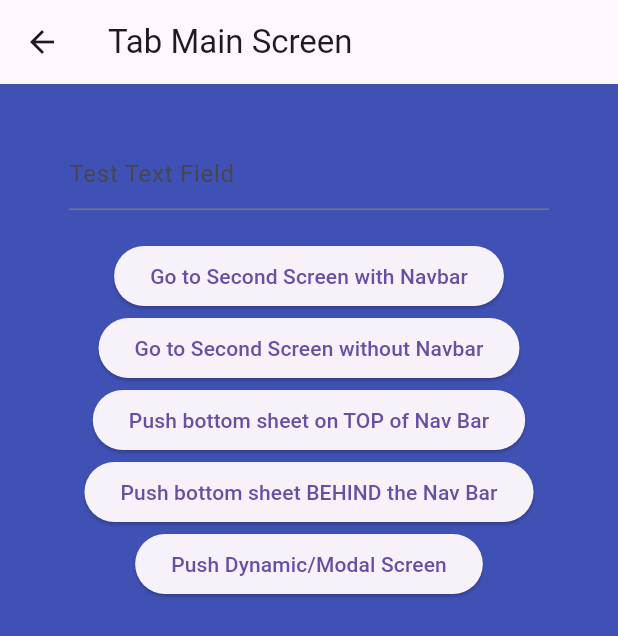
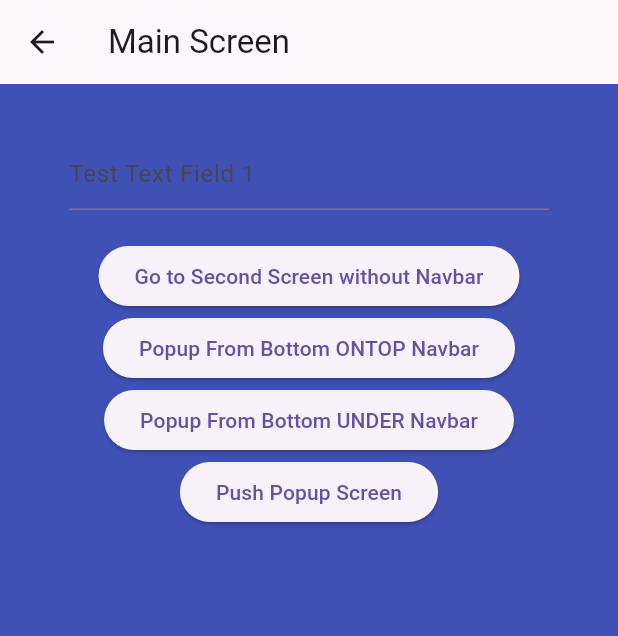
Before and after one commit to SamuelKoistinen/LuminaryEventsMobile, a Flutter app: the MainScreen screen opened directly, on a phone screen of 412 x 824 dp. Shown: the top 636 px of the screen. Run offline on Flutter 3.47's test engine with Material 3 defaults, Android fonts, the phone set to English and light mode, and no system bars; our stand-ins replace go_router, persistent_bottom_nav_bar_v2.

Commit message:
Trimmed app down a bit.
Buttons now redirect to seperate screens. Screens still have demo buttons in them.

```diff
--- a/luminary_events/lib/screens.dart
+++ b/luminary_events/lib/screens.dart
@@ -9,7 +9,7 @@ class MainScreen extends StatelessWidget {
 
   @override
   Widget build(BuildContext context) => Scaffold(
-        appBar: AppBar(title: const Text("Tab Main Screen")),
+        appBar: AppBar(title: const Text("Main Screen")),
         backgroundColor: Colors.indigo,
         body: ListView(
           padding: const EdgeInsets.all(16)
@@ -18,26 +18,7 @@ class MainScreen extends StatelessWidget {
             const Padding(
               padding: EdgeInsets.symmetric(horizontal: 30, vertical: 20),
               child: TextField(
-                decoration: InputDecoration(hintText: "Test Text Field"),
-              ),
-            ),
-            Center(
-              child: ElevatedButton(
-                onPressed: () {
-                  if (useRouter) {
-                    context.go("/settings/detail");
-                  } else {
-                    pushScreen(
-                      context,
-                      withNavBar: true,
-                      settings: const RouteSettings(name: "/home"),
-                      screen: const MainScreen2(),
-                      pageTransitionAnimation:
-                          PageTransitionAnimation.scaleRotate,
-                    );
-                  }
-                },
-                child: const Text("Go to Second Screen with Navbar"),
+                decoration: InputDecoration(hintText: "Test Text Field 1"),
               ),
             ),
             Center(
@@ -75,7 +56,7 @@ class MainScreen extends StatelessWidget {
                     ),
                   );
                 },
-                child: const Text("Push bottom sheet on TOP of Nav Bar"),
+                child: const Text("Popup From Bottom ONTOP Navbar"),
               ),
             ),
             Center(
@@ -95,7 +76,7 @@ class MainScreen extends StatelessWidget {
                     ),
                   );
                 },
-                child: const Text("Push bottom sheet BEHIND the Nav Bar"),
+                child: const Text("Popup From Bottom UNDER Navbar"),
               ),
             ),
             Center(
@@ -109,7 +90,7 @@ class MainScreen extends StatelessWidget {
                     ),
                   );
                 },
-                child: const Text("Push Dynamic/Modal Screen"),
+                child: const Text("Push Popup Screen"),
               ),
             ),
           ],
@@ -143,7 +124,7 @@ class MainScreen2 extends StatelessWidget {
                     );
                   }
                 },
-                child: const Text("Go to Third Screen with Navbar"),
+                child: const Text("Popup Screen (Tetriary)"),
               ),
             ),
             Center(
@@ -176,7 +157,7 @@ class MainScreen3 extends StatelessWidget {
 
   @override
   Widget build(BuildContext context) => Scaffold(
-        appBar: AppBar(title: const Text("Tertiary Screen")),
+        appBar: AppBar(title: const Text("Third Screen")),
         backgroundColor: Colors.deepOrangeAccent,
         body: Center(
           child: ElevatedButton(
--- a/luminary_events/pubspec.yaml
+++ b/luminary_events/pubspec.yaml
@@ -38,6 +38,7 @@ dependencies:
   modular_ui: ^0.0.5
   table_calendar: ^3.1.2
   persistent_bottom_nav_bar_v2: ^5.3.0
+  go_router: ^14.2.1
 
 dev_dependencies:
   flutter_test:
```
Also changed, not shown: luminary_events/lib/interactive_example.dart (+11 -37 lines), luminary_events/lib/main.dart (+3 -10 lines), luminary_events/pubspec.lock, 1 other file.
